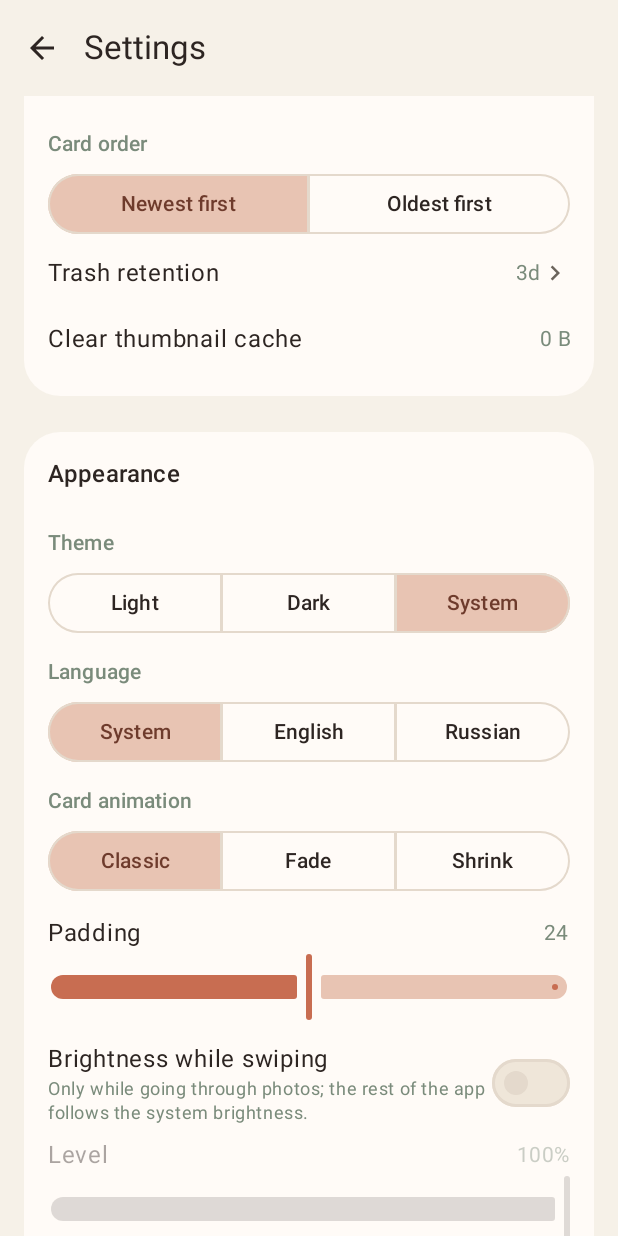
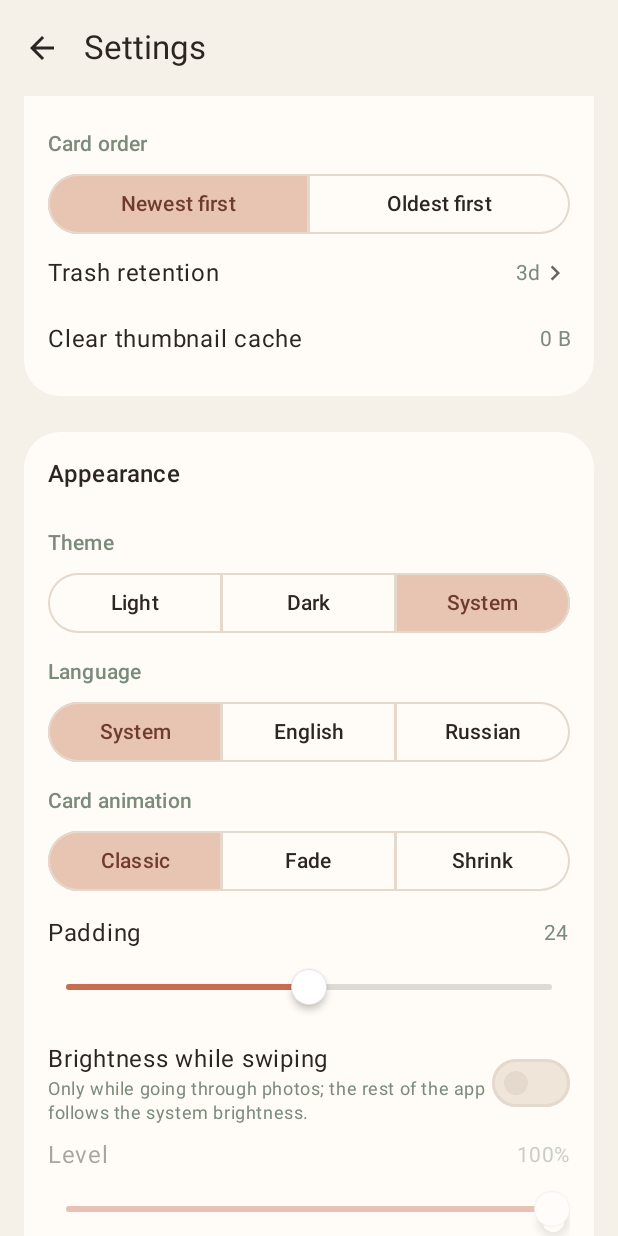
Before and after one commit to inikonoff/Roomie, an Android app built with Jetpack Compose: the SettingsScreen screen opened through its navigation route, scrolled down 532 dp, on a phone screen of 412 x 824 dp. Run offline under Robolectric (Android 15) with nearby library versions, the phone set to English and light mode, and no system bars; libraries missing offline, so code that uses them is left out: coil3.video.

Commit message:
Settings sliders: thin track and round thumb instead of Material's thick bar
Co-Authored-By: Claude Sonnet 5.5 <noreply@anthropic.com>
Claude-Session: https://claude.ai/code/session_01Cxb7A9Ynf6HXgbWodev9Uy

```diff
--- /dev/null
+++ b/app/src/main/java/com/cullect/app/ui/components/CullectSlider.kt
@@ -0,0 +1,86 @@
+package com.cullect.app.ui.components
+
+import androidx.compose.foundation.background
+import androidx.compose.foundation.border
+import androidx.compose.foundation.layout.Box
+import androidx.compose.foundation.layout.fillMaxHeight
+import androidx.compose.foundation.layout.fillMaxWidth
+import androidx.compose.foundation.layout.height
+import androidx.compose.foundation.layout.size
+import androidx.compose.foundation.shape.CircleShape
+import androidx.compose.material3.ExperimentalMaterial3Api
+import androidx.compose.material3.MaterialTheme
+import androidx.compose.material3.Slider
+import androidx.compose.runtime.Composable
+import androidx.compose.ui.Modifier
+import androidx.compose.ui.draw.clip
+import androidx.compose.ui.draw.shadow
+import androidx.compose.ui.graphics.Color
+import androidx.compose.ui.graphics.luminance
+import androidx.compose.ui.unit.dp
+
+/**
+ * The app's slider: a thin 4dp track (filled part in the accent colour) and a round 24dp thumb with
+ * a soft shadow. Material 3's own Slider draws a 16dp-thick track with a gap around the thumb,
+ * which reads as a heavy bar next to the rest of the settings screen. Behaviour (drag, tap, focus,
+ * accessibility) is still Material's [Slider]; only the thumb and track are replaced.
+ */
+@OptIn(ExperimentalMaterial3Api::class)
+@Composable
+fun CullectSlider(
+    value: Float,
+    onValueChange: (Float) -> Unit,
+    valueRange: ClosedFloatingPointRange<Float>,
+    modifier: Modifier = Modifier,
+    enabled: Boolean = true,
+    onValueChangeFinished: (() -> Unit)? = null,
+) {
+    val active = MaterialTheme.colorScheme.primary
+    val inactive = MaterialTheme.colorScheme.onSurface.copy(alpha = 0.16f)
+    // White on a light theme; a warm light grey on a dark one, so the thumb never glares.
+    val thumbColor = if (MaterialTheme.colorScheme.background.luminance() < 0.5f) {
+        MaterialTheme.colorScheme.onSurface
+    } else {
+        Color.White
+    }
+
+    Slider(
+        value = value,
+        onValueChange = onValueChange,
+        modifier = modifier,
+        enabled = enabled,
+        valueRange = valueRange,
+        onValueChangeFinished = onValueChangeFinished,
+        thumb = {
+            Box(
+                modifier = Modifier
+                    .size(24.dp)
+                    .shadow(elevation = 3.dp, shape = CircleShape)
+                    .background(thumbColor, CircleShape)
+                    .border(0.5.dp, Color.Black.copy(alpha = 0.12f), CircleShape),
+            )
+        },
+        track = { sliderState ->
+            val span = sliderState.valueRange.endInclusive - sliderState.valueRange.start
+            val fraction = if (span > 0f) {
+                ((sliderState.value - sliderState.valueRange.start) / span).coerceIn(0f, 1f)
+            } else {
+                0f
+            }
+            Box(
+                modifier = Modifier
+                    .fillMaxWidth()
+                    .height(4.dp)
+                    .clip(CircleShape)
+                    .background(inactive),
+            ) {
+                Box(
+                    modifier = Modifier
+                        .fillMaxWidth(fraction)
+                        .fillMaxHeight()
+                        .background(active),
+                )
+            }
+        },
+    )
+}
--- a/app/src/main/java/com/cullect/app/ui/screens/settings/SettingsScreen.kt
+++ b/app/src/main/java/com/cullect/app/ui/screens/settings/SettingsScreen.kt
@@ -41,7 +41,6 @@ import androidx.compose.material3.Scaffold
 import androidx.compose.material3.SegmentedButton
 import androidx.compose.material3.SegmentedButtonDefaults
 import androidx.compose.material3.SingleChoiceSegmentedButtonRow
-import androidx.compose.material3.Slider
 import androidx.compose.material3.Switch
 import androidx.compose.material3.Text
 import androidx.compose.material3.TextButton
@@ -72,6 +71,7 @@ import com.cullect.app.data.settings.CullectSettings
 import com.cullect.app.data.settings.SwipeCardAction
 import com.cullect.app.data.settings.ThemeMode
 import com.cullect.app.ui.screens.swipe.SwipeDirection
+import com.cullect.app.ui.components.CullectSlider
 import com.cullect.app.ui.strings.AppStrings
 import com.cullect.app.ui.strings.LocalAppStrings
 import com.cullect.app.ui.theme.ContainerShape
@@ -503,7 +503,7 @@ private fun EdgePaddingSlider(strings: AppStrings, currentDp: Int, onChanged: (I
         }
         // Continuous (no tick marks, like the brightness slider): the value is rounded to whole dp
         // only for display and when it's saved on release.
-        Slider(
+        CullectSlider(
             value = dragging,
             onValueChange = { dragging = it },
             onValueChangeFinished = { onChanged(dragging.roundToInt()) },
@@ -527,7 +527,7 @@ private fun StackBrightnessSlider(strings: AppStrings, level: Float, enabled: Bo
                 color = MaterialTheme.colorScheme.secondary,
             )
         }
-        Slider(
+        CullectSlider(
             value = dragging,
             onValueChange = { dragging = it },
             onValueChangeFinished = { onChanged(dragging) },
```
